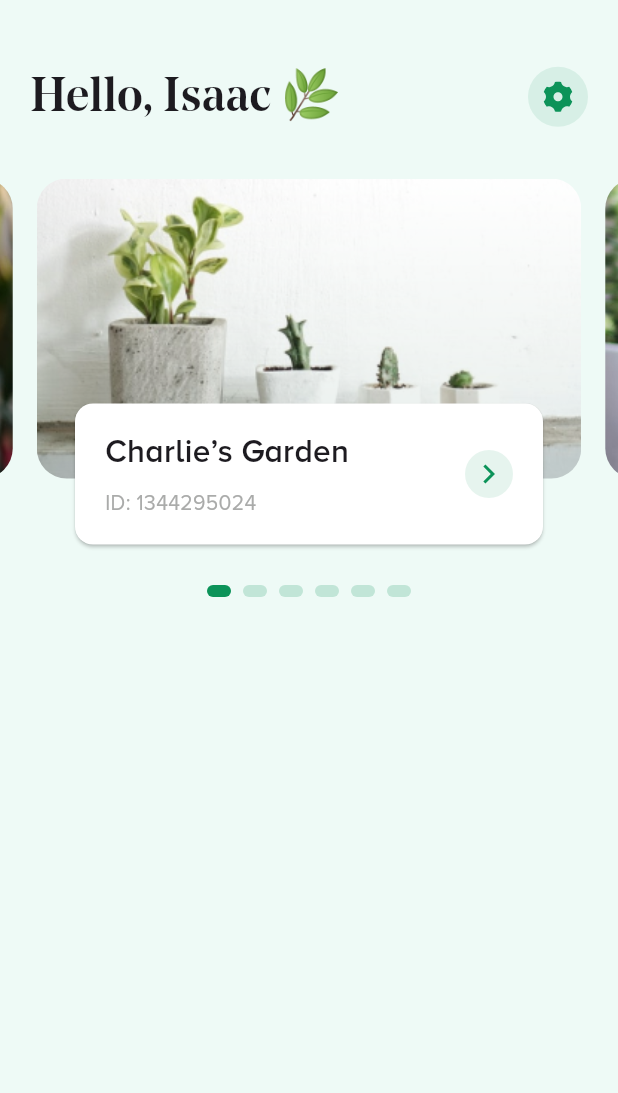
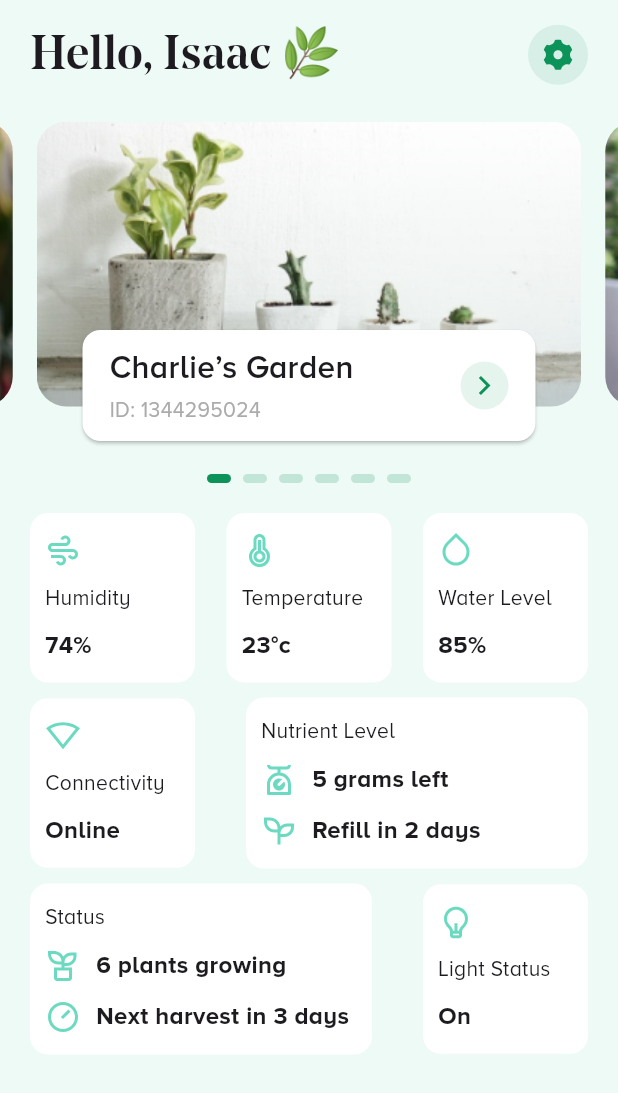
Before and after one commit to bhavishyadicecoder/smartgardenflutter, a Flutter app: the Home screen opened directly, on a phone screen of 412 x 824 dp. Shown: the top 1093 px of the screen. Run offline on Flutter 3.47's test engine with Material 3 defaults, Android fonts, the phone set to English and light mode, and no system bars; our stand-ins replace flutter_svg, velocity_x.

Commit message:
Home page widget complete

```diff
--- a/lib/pages/home.dart
+++ b/lib/pages/home.dart
@@ -2,6 +2,8 @@ import 'package:flutter/material.dart';
 import 'package:flutter_svg/svg.dart';
 import 'package:smart_garden/utlis/theme.dart';
 import 'package:smart_garden/widgets/home_carousel.dart';
+import 'package:smart_garden/widgets/row_card.dart';
+import 'package:smart_garden/widgets/row_multi_card.dart';
 import 'package:velocity_x/velocity_x.dart';
 
 class Home extends StatelessWidget {
@@ -16,11 +18,49 @@ class Home extends StatelessWidget {
     "assets/images/banner_image3.jpeg", // Add your image paths here
   ];
 
+  final _conectivityList = [
+    {
+      'icon': 'assets/icons/contectivity_icon.svg',
+      'name': 'Connectivity',
+      'val': 'Online'
+    },
+  ];
+
+  final _nutrientLevelList = [
+    {
+      'label': 'Nutrient Level',
+      'firstIcon': 'assets/icons/meserment_icon.svg',
+      'secondIcon': 'assets/icons/plant_refil_icon.svg',
+      'gramName': '5 grams left',
+      'refillName': 'Refill in 2 days'
+    },
+  ];
+
+  final _plantStatusList = [
+    {
+      'label': 'Status',
+      'firstIcon': 'assets/icons/plant_growing_icon.svg',
+      'secondIcon': 'assets/icons/timer_icon.svg',
+      'gramName': '6 plants growing',
+      'refillName': 'Next harvest in 3 days'
+    },
+  ];
+
+  final _lighttStatusList = [
+    {
+      'icon': 'assets/icons/light_icon.svg',
+      'name': 'Light Status',
+      'val': 'On'
+    },
+  ];
+
   @override
   Widget build(BuildContext context) {
     return Scaffold(
       backgroundColor: MyTheme.lightGrenish,
-      body: SafeArea(
+      body: SingleChildScrollView(
+        padding: EdgeInsets.only(bottom: 20),
+        child: SafeArea(
           child: Column(
             children: [
               Row(
@@ -49,9 +89,9 @@ class Home extends StatelessWidget {
                     ),
                   ),
                 ],
-            ).pOnly(top: 40, right: 20, left: 20),
+              ).pOnly(top: 12, right: 20, left: 20),
               const SizedBox(
-              height: 30,
+                height: 20,
               ),
               // Stack to overlay Container halfway on the Carousel
               Stack(
@@ -64,9 +104,9 @@ class Home extends StatelessWidget {
                     left: 20,
                     right: 20,
                     bottom:
-                      35, // Adjust this value to position the container halfway
+                        28, // Adjust this value to position the container halfway
                     child: Container(
-                    margin: EdgeInsets.symmetric(horizontal: 30),
+                      margin: EdgeInsets.symmetric(horizontal: 35),
                       // width: 304.0,
                       child: Material(
                         elevation: 1,
@@ -81,16 +121,18 @@ class Home extends StatelessWidget {
                               children: [
                                 "Charlie’s Garden"
                                     .text
-                                  .fontFamily(MyTheme.proximaNovaAltfontFamily)
+                                    .fontFamily(
+                                        MyTheme.proximaNovaAltfontFamily)
                                     .fontWeight(FontWeight.w600)
                                     .size(21)
                                     .make(),
                                 const SizedBox(
-                                height: 10,
+                                  height: 4,
                                 ),
                                 "ID: 1344295024"
                                     .text
-                                  .fontFamily(MyTheme.proximaNovaAltfontFamily)
+                                    .fontFamily(
+                                        MyTheme.proximaNovaAltfontFamily)
                                     .fontWeight(FontWeight.w400)
                                     .size(14)
                                     .color(MyTheme.grey_50)
@@ -114,17 +156,96 @@ class Home extends StatelessWidget {
                               ),
                             ),
                           ],
-                      ).pSymmetric(v: 17, h: 20),
+                        ).pSymmetric(v: 10, h: 18),
                       ),
                     ),
                   )
                 ],
               ),
-            // const SizedBox(
-            //     height: 60), // Spacing after the carousel & container
+              const SizedBox(
+                height: 20,
+              ),
+              TemperatureRowList().pSymmetric(h: 20),
+              const SizedBox(
+                height: 10,
+              ),
+              Row(
+                mainAxisAlignment: MainAxisAlignment.spaceBetween,
+                children: [
+                  RowCard(rowContainerList: _conectivityList),
+                  RowMultiCard(
+                    rowContainerList: _nutrientLevelList,
+                  )
                 ],
+              ).pSymmetric(h: 20),
+              const SizedBox(
+                height: 10,
+              ),
+              Row(
+                mainAxisAlignment: MainAxisAlignment.spaceBetween,
+                children: [
+                  RowMultiCard(
+                    rowContainerList: _plantStatusList,
+                  ),
+                  RowCard(rowContainerList: _lighttStatusList),
+                ],
+              ).pSymmetric(h: 20),
+              // Spacing after the carousel & container
+            ],
+          ),
         ),
       ),
     );
   }
 }
+
+class TemperatureRowList extends StatelessWidget {
+  final List<Map<String, dynamic>> _rowContainerList = [
+    {
+      'icon': 'assets/icons/humidity_icon.svg',
+      'name': 'Humidity',
+      'val': '74%'
+    },
+    {
+      'icon': 'assets/icons/temp_icon.svg',
+      'name': 'Temperature',
+      'val': '23°c',
+    },
+    {
+      'icon': 'assets/icons/water_level_icon.svg',
+      'name': 'Water Level',
+      'val': '85%'
+    },
+  ];
+
+  TemperatureRowList({Key? key}) : super(key: key);
+  @override
+  Widget build(BuildContext context) {
+    return RowCard(
+      rowContainerList: _rowContainerList,
+    );
+  }
+}
+
+class ConectivityRowList extends StatelessWidget {
+  final List<Map<String, dynamic>> _multiItemsCardList = [
+    {
+      'label': 'Nutrient Level',
+      'icon': 'assets/icons/contectivity_icon.svg',
+      'name': 'Humidity',
+      'val': '74%'
+    },
+    {
+      'icon': 'assets/icons/temp_icon.svg',
+      'name': 'Temperature',
+      'val': '23°c',
+    },
+  ];
+
+  @override
+  Widget build(BuildContext context) {
+    return RowMultiCard(
+      rowContainerList: _multiItemsCardList,
+    );
+  }
+}
--- a/lib/widgets/home_carousel.dart
+++ b/lib/widgets/home_carousel.dart
@@ -1,5 +1,4 @@
 import 'package:flutter/material.dart';
-import 'package:smart_garden/pages/home.dart';
 import 'package:smart_garden/utlis/theme.dart';
 import 'package:velocity_x/velocity_x.dart';
 
@@ -40,7 +39,7 @@ class _HomeCarouselState extends State<HomeCarousel> {
     return Column(
       children: [
         SizedBox(
-          height: 200, // Set the fixed height for the carousel
+          height: 190, // Set the fixed height for the carousel
           child: PageView.builder(
             itemCount: widget.imagesList.length,
             controller: _pageController,
@@ -55,7 +54,7 @@ class _HomeCarouselState extends State<HomeCarousel> {
                         widget.imagesList[index],
                         fit: BoxFit.cover,
                         width: MediaQuery.of(context).size.width,
-                        height: 200, // Set same height for each image
+                        height: 190, // Set same height for each image
                       ),
                     ],
                   ),
@@ -64,7 +63,7 @@ class _HomeCarouselState extends State<HomeCarousel> {
             },
           ),
         ),
-        const SizedBox(height: 16),
+        const SizedBox(height: 0),
         DotsIndicator(
           dotsCount: widget.imagesList.length,
           position: currentPage,
@@ -89,7 +88,7 @@ class DotsIndicator extends StatelessWidget {
         return Container(
           margin: const EdgeInsets.symmetric(horizontal: 4.0),
           width: 16.0,
-          height: 8.0,
+          height: 6.0,
           decoration: BoxDecoration(
               shape: BoxShape.rectangle,
               color: index == position
@@ -98,6 +97,6 @@ class DotsIndicator extends StatelessWidget {
               borderRadius: const BorderRadius.all(Radius.circular(4))),
         );
       }),
-    ).pOnly(top: 55);
+    ).pOnly(top: 45);
   }
 }
--- /dev/null
+++ b/lib/widgets/row_card.dart
@@ -0,0 +1,57 @@
+import 'package:flutter/material.dart';
+import 'package:flutter_svg/svg.dart';
+import 'package:smart_garden/utlis/theme.dart';
+import 'package:velocity_x/velocity_x.dart';
+
+class RowCard extends StatelessWidget {
+  final List<Map<String, dynamic>> rowContainerList;
+  const RowCard({
+    Key? key,
+    required this.rowContainerList,
+  }) : super(key: key);
+
+  @override
+  Widget build(BuildContext context) {
+    return Row(
+      mainAxisAlignment: MainAxisAlignment.spaceBetween,
+      children: rowContainerList.map((item) {
+        return Container(
+          width: 110,
+          decoration: BoxDecoration(
+              color: Colors.white, borderRadius: BorderRadius.circular(12)),
+          child: Column(
+            crossAxisAlignment: CrossAxisAlignment.start,
+            children: [
+              SvgPicture.asset(
+                item['icon'], // Loading the SVG icon
+                height: 24,
+                width: 24,
+              ),
+              const SizedBox(
+                height: 10,
+              ),
+              Text(
+                item['name'],
+                style: TextStyle(
+                  fontSize: 14,
+                  fontFamily: MyTheme.proximaNovaAltfontFamily,
+                ),
+              ),
+              const SizedBox(
+                height: 10,
+              ),
+              Text(
+                item['val'],
+                style: TextStyle(
+                  fontSize: 16,
+                  fontFamily: MyTheme.proximaNovaAltfontFamily,
+                  fontWeight: FontWeight.w700,
+                ),
+              )
+            ],
+          ).pOnly(left: 10, top: 13, bottom: 13, right: 6),
+        );
+      }).toList(),
+    );
+  }
+}
--- /dev/null
+++ b/lib/widgets/row_multi_card.dart
@@ -0,0 +1,84 @@
+import 'package:flutter/material.dart';
+import 'package:flutter_svg/svg.dart';
+import 'package:smart_garden/utlis/theme.dart';
+import 'package:velocity_x/velocity_x.dart';
+
+class RowMultiCard extends StatelessWidget {
+  final List<Map<String, dynamic>> rowContainerList;
+  const RowMultiCard({
+    Key? key,
+    required this.rowContainerList,
+  }) : super(key: key);
+
+  @override
+  Widget build(BuildContext context) {
+    return Row(
+      mainAxisAlignment: MainAxisAlignment.spaceBetween,
+      children: rowContainerList.map((item) {
+        return Container(
+          width: 228,
+          decoration: BoxDecoration(
+              color: Colors.white, borderRadius: BorderRadius.circular(12)),
+          child: Column(
+            crossAxisAlignment: CrossAxisAlignment.start,
+            children: [
+              Text(
+                item['label'],
+                style: TextStyle(
+                  fontSize: 14,
+                  fontFamily: MyTheme.proximaNovaAltfontFamily,
+                ),
+              ),
+              const SizedBox(
+                height: 10,
+              ),
+              Row(
+                children: [
+                  SvgPicture.asset(
+                    item['firstIcon'], // Loading the SVG icon
+                    height: 24,
+                    width: 24,
+                  ),
+                  const SizedBox(
+                    width: 10,
+                  ),
+                  Text(
+                    item['gramName'],
+                    style: TextStyle(
+                      fontSize: 16,
+                      fontFamily: MyTheme.proximaNovaAltfontFamily,
+                      fontWeight: FontWeight.w700,
+                    ),
+                  ),
+                ],
+              ),
+              const SizedBox(
+                height: 10,
+              ),
+              Row(
+                children: [
+                  SvgPicture.asset(
+                    item['secondIcon'], // Loading the SVG icon
+                    height: 24,
+                    width: 24,
+                  ),
+                  const SizedBox(
+                    width: 10,
+                  ),
+                  Text(
+                    item['refillName'],
+                    style: TextStyle(
+                      fontSize: 16,
+                      fontFamily: MyTheme.proximaNovaAltfontFamily,
+                      fontWeight: FontWeight.w700,
+                    ),
+                  ),
+                ],
+              ),
+            ],
+          ).pOnly(left: 10, top: 13, bottom: 13, right: 6),
+        );
+      }).toList(),
+    );
+  }
+}
```
Also changed, not shown: assets/icons/contectivity_icon.svg (added), assets/icons/humidity_icon.svg (added), assets/icons/light_icon.svg (added), assets/icons/meserment_icon.svg (added), assets/icons/plant_growing_icon.svg (added), assets/icons/plant_refil_icon.svg (added), assets/icons/temp_icon.svg (added), assets/icons/timer_icon.svg (added), assets/icons/water_level_icon.svg (added). Lines whose indentation alone changed are shown as unchanged.
